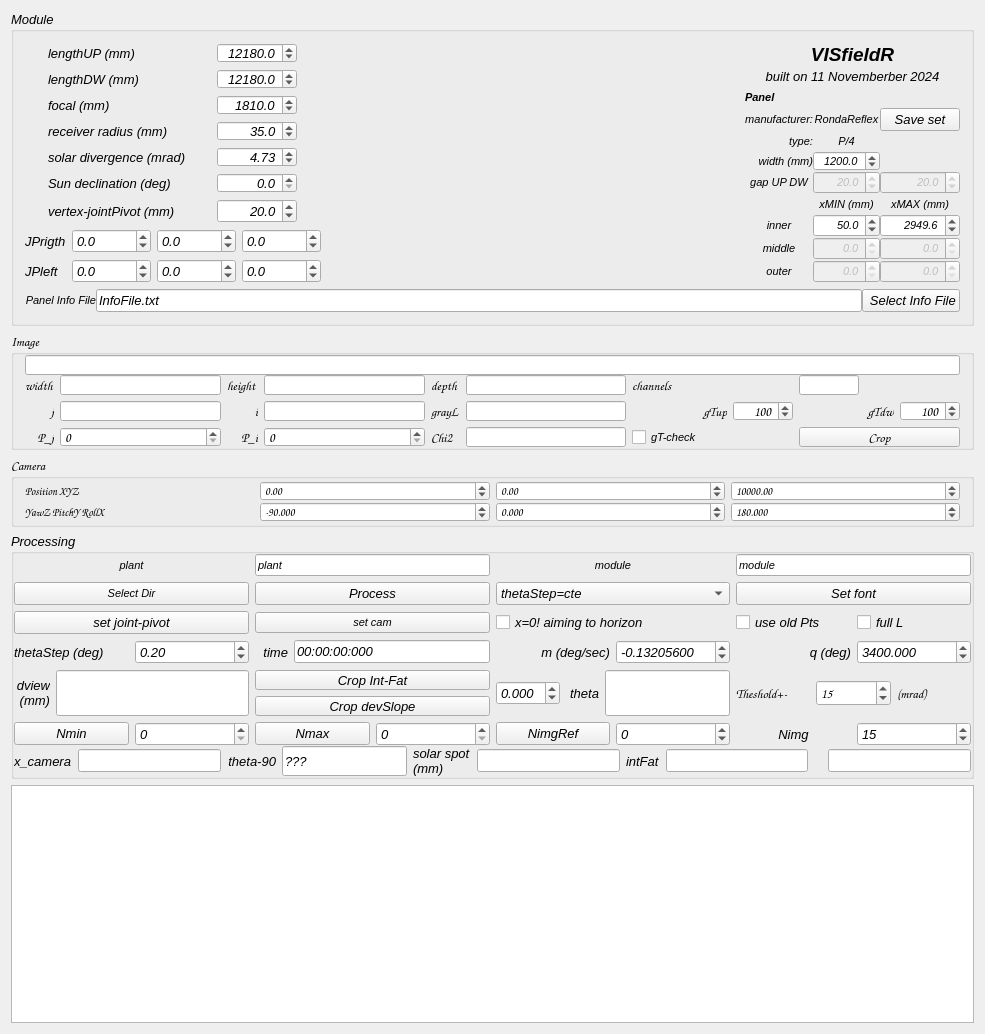
Old version of the form Workspace/qtSource/VISfieldR/visfieldr.ui in the repository mmonty1960/VISfieldR.
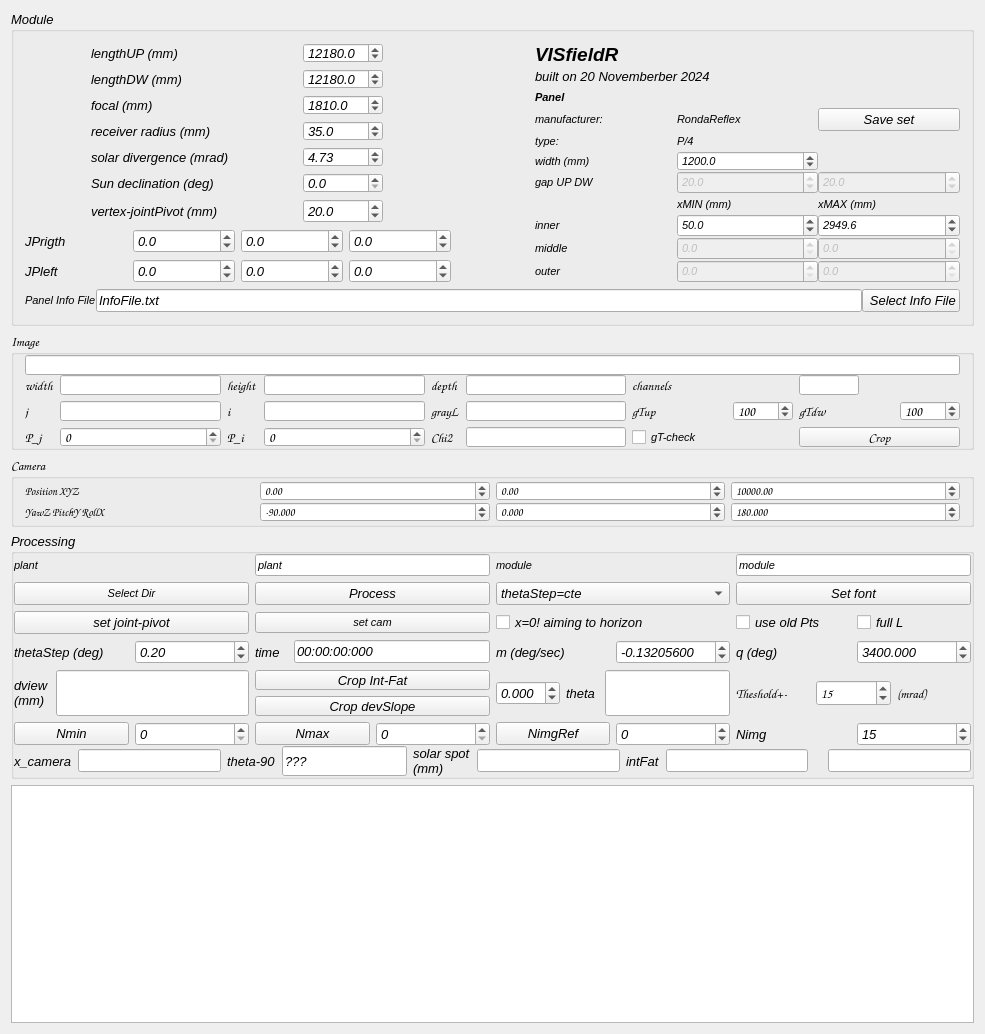
New version of the form.

Diff of the .ui file:
```diff
--- a/Workspace/qtSource/VISfieldR/visfieldr.ui
+++ b/Workspace/qtSource/VISfieldR/visfieldr.ui
@@ -93,9 +93,6 @@
               <property name="locale">
                <locale language="English" country="UnitedStates"/>
               </property>
-              <property name="alignment">
-               <set>Qt::AlignmentFlag::AlignRight|Qt::AlignmentFlag::AlignTrailing|Qt::AlignmentFlag::AlignVCenter</set>
-              </property>
               <property name="decimals">
                <number>1</number>
               </property>
@@ -141,9 +138,6 @@
               <property name="locale">
                <locale language="English" country="UnitedStates"/>
               </property>
-              <property name="alignment">
-               <set>Qt::AlignmentFlag::AlignRight|Qt::AlignmentFlag::AlignTrailing|Qt::AlignmentFlag::AlignVCenter</set>
-              </property>
               <property name="decimals">
                <number>1</number>
               </property>
@@ -210,9 +204,6 @@
               <property name="locale">
                <locale language="English" country="UnitedStates"/>
               </property>
-              <property name="alignment">
-               <set>Qt::AlignmentFlag::AlignRight|Qt::AlignmentFlag::AlignTrailing|Qt::AlignmentFlag::AlignVCenter</set>
-              </property>
               <property name="decimals">
                <number>1</number>
               </property>
@@ -270,9 +261,6 @@
               <property name="locale">
                <locale language="English" country="UnitedStates"/>
               </property>
-              <property name="alignment">
-               <set>Qt::AlignmentFlag::AlignRight|Qt::AlignmentFlag::AlignTrailing|Qt::AlignmentFlag::AlignVCenter</set>
-              </property>
               <property name="decimals">
                <number>1</number>
               </property>
@@ -336,9 +324,6 @@
               <property name="locale">
                <locale language="English" country="UnitedStates"/>
               </property>
-              <property name="alignment">
-               <set>Qt::AlignmentFlag::AlignRight|Qt::AlignmentFlag::AlignTrailing|Qt::AlignmentFlag::AlignVCenter</set>
-              </property>
               <property name="value">
                <double>4.730000000000000</double>
               </property>
@@ -390,9 +375,6 @@
               <property name="locale">
                <locale language="English" country="UnitedStates"/>
               </property>
-              <property name="alignment">
-               <set>Qt::AlignmentFlag::AlignRight|Qt::AlignmentFlag::AlignTrailing|Qt::AlignmentFlag::AlignVCenter</set>
-              </property>
               <property name="decimals">
                <number>1</number>
               </property>
@@ -432,9 +414,6 @@
               <property name="frame">
                <bool>true</bool>
               </property>
-              <property name="alignment">
-               <set>Qt::AlignmentFlag::AlignRight|Qt::AlignmentFlag::AlignTrailing|Qt::AlignmentFlag::AlignVCenter</set>
-              </property>
               <property name="decimals">
                <number>1</number>
               </property>
@@ -551,9 +530,6 @@
         </item>
         <item>
          <spacer name="horizontalSpacer">
-          <property name="orientation">
-           <enum>Qt::Orientation::Horizontal</enum>
-          </property>
           <property name="sizeHint" stdset="0">
            <size>
             <width>78</width>
@@ -585,18 +561,12 @@
               <property name="text">
                <string>VISfieldR</string>
               </property>
-              <property name="alignment">
-               <set>Qt::AlignmentFlag::AlignCenter</set>
-              </property>
              </widget>
             </item>
             <item>
              <widget class="QLabel" name="label_35">
               <property name="text">
-               <string>built on 11 Novemberber 2024</string>
-              </property>
-              <property name="alignment">
-               <set>Qt::AlignmentFlag::AlignCenter</set>
+               <string>built on 20 Novemberber 2024</string>
               </property>
              </widget>
             </item>
@@ -638,9 +608,6 @@
               <property name="text">
                <string>manufacturer:</string>
               </property>
-              <property name="alignment">
-               <set>Qt::AlignmentFlag::AlignRight|Qt::AlignmentFlag::AlignTrailing|Qt::AlignmentFlag::AlignVCenter</set>
-              </property>
              </widget>
             </item>
             <item row="1" column="0">
@@ -656,9 +623,6 @@
               <property name="text">
                <string>type:</string>
               </property>
-              <property name="alignment">
-               <set>Qt::AlignmentFlag::AlignRight|Qt::AlignmentFlag::AlignTrailing|Qt::AlignmentFlag::AlignVCenter</set>
-              </property>
              </widget>
             </item>
             <item row="2" column="0">
@@ -674,9 +638,6 @@
               <property name="text">
                <string>width (mm)</string>
               </property>
-              <property name="alignment">
-               <set>Qt::AlignmentFlag::AlignRight|Qt::AlignmentFlag::AlignTrailing|Qt::AlignmentFlag::AlignVCenter</set>
-              </property>
              </widget>
             </item>
             <item row="2" column="1">
@@ -710,9 +671,6 @@
               <property name="locale">
                <locale language="English" country="UnitedStates"/>
               </property>
-              <property name="alignment">
-               <set>Qt::AlignmentFlag::AlignRight|Qt::AlignmentFlag::AlignTrailing|Qt::AlignmentFlag::AlignVCenter</set>
-              </property>
               <property name="decimals">
                <number>1</number>
               </property>
@@ -737,9 +695,6 @@
               <property name="text">
                <string>gap UP DW</string>
               </property>
-              <property name="alignment">
-               <set>Qt::AlignmentFlag::AlignCenter</set>
-              </property>
              </widget>
             </item>
             <item row="3" column="1">
@@ -770,9 +725,6 @@
               <property name="locale">
                <locale language="English" country="UnitedStates"/>
               </property>
-              <property name="alignment">
-               <set>Qt::AlignmentFlag::AlignRight|Qt::AlignmentFlag::AlignTrailing|Qt::AlignmentFlag::AlignVCenter</set>
-              </property>
               <property name="decimals">
                <number>1</number>
               </property>
@@ -803,9 +755,6 @@
               <property name="text">
                <string>middle</string>
               </property>
-              <property name="alignment">
-               <set>Qt::AlignmentFlag::AlignCenter</set>
-              </property>
              </widget>
             </item>
             <item row="7" column="2">
@@ -836,9 +785,6 @@
               <property name="locale">
                <locale language="English" country="UnitedKingdom"/>
               </property>
-              <property name="alignment">
-               <set>Qt::AlignmentFlag::AlignRight|Qt::AlignmentFlag::AlignTrailing|Qt::AlignmentFlag::AlignVCenter</set>
-              </property>
               <property name="decimals">
                <number>1</number>
               </property>
@@ -860,9 +806,6 @@
               <property name="text">
                <string>RondaReflex</string>
               </property>
-              <property name="alignment">
-               <set>Qt::AlignmentFlag::AlignCenter</set>
-              </property>
              </widget>
             </item>
             <item row="1" column="1">
@@ -878,9 +821,6 @@
               <property name="text">
                <string>P/4</string>
               </property>
-              <property name="alignment">
-               <set>Qt::AlignmentFlag::AlignCenter</set>
-              </property>
              </widget>
             </item>
             <item row="5" column="1">
@@ -908,9 +848,6 @@
               <property name="locale">
                <locale language="English" country="UnitedKingdom"/>
               </property>
-              <property name="alignment">
-               <set>Qt::AlignmentFlag::AlignRight|Qt::AlignmentFlag::AlignTrailing|Qt::AlignmentFlag::AlignVCenter</set>
-              </property>
               <property name="decimals">
                <number>1</number>
               </property>
@@ -947,9 +884,6 @@
               <property name="locale">
                <locale language="English" country="UnitedKingdom"/>
               </property>
-              <property name="alignment">
-               <set>Qt::AlignmentFlag::AlignRight|Qt::AlignmentFlag::AlignTrailing|Qt::AlignmentFlag::AlignVCenter</set>
-              </property>
               <property name="decimals">
                <number>1</number>
               </property>
@@ -992,9 +926,6 @@
               <property name="locale">
                <locale language="English" country="UnitedKingdom"/>
               </property>
-              <property name="alignment">
-               <set>Qt::AlignmentFlag::AlignRight|Qt::AlignmentFlag::AlignTrailing|Qt::AlignmentFlag::AlignVCenter</set>
-              </property>
               <property name="decimals">
                <number>1</number>
               </property>
@@ -1031,9 +962,6 @@
               <property name="locale">
                <locale language="English" country="UnitedKingdom"/>
               </property>
-              <property name="alignment">
-               <set>Qt::AlignmentFlag::AlignRight|Qt::AlignmentFlag::AlignTrailing|Qt::AlignmentFlag::AlignVCenter</set>
-              </property>
               <property name="decimals">
                <number>1</number>
               </property>
@@ -1070,9 +998,6 @@
               <property name="locale">
                <locale language="English" country="UnitedKingdom"/>
               </property>
-              <property name="alignment">
-               <set>Qt::AlignmentFlag::AlignRight|Qt::AlignmentFlag::AlignTrailing|Qt::AlignmentFlag::AlignVCenter</set>
-              </property>
               <property name="decimals">
                <number>1</number>
               </property>
@@ -1106,9 +1031,6 @@
               <property name="text">
                <string>xMIN (mm)</string>
               </property>
-              <property name="alignment">
-               <set>Qt::AlignmentFlag::AlignCenter</set>
-              </property>
              </widget>
             </item>
             <item row="5" column="0">
@@ -1124,9 +1046,6 @@
               <property name="text">
                <string>inner</string>
               </property>
-              <property name="alignment">
-               <set>Qt::AlignmentFlag::AlignCenter</set>
-              </property>
              </widget>
             </item>
             <item row="4" column="2">
@@ -1142,9 +1061,6 @@
               <property name="text">
                <string>xMAX (mm)</string>
               </property>
-              <property name="alignment">
-               <set>Qt::AlignmentFlag::AlignCenter</set>
-              </property>
              </widget>
             </item>
             <item row="7" column="0">
@@ -1166,9 +1082,6 @@
               <property name="text">
                <string>outer</string>
               </property>
-              <property name="alignment">
-               <set>Qt::AlignmentFlag::AlignCenter</set>
-              </property>
              </widget>
             </item>
             <item row="0" column="2">
@@ -1206,9 +1119,6 @@
               <property name="locale">
                <locale language="English" country="UnitedStates"/>
               </property>
-              <property name="alignment">
-               <set>Qt::AlignmentFlag::AlignRight|Qt::AlignmentFlag::AlignTrailing|Qt::AlignmentFlag::AlignVCenter</set>
-              </property>
               <property name="decimals">
                <number>1</number>
               </property>
@@ -1256,9 +1166,6 @@
           <property name="text">
            <string>Panel Info File</string>
           </property>
-          <property name="alignment">
-           <set>Qt::AlignmentFlag::AlignRight|Qt::AlignmentFlag::AlignTrailing|Qt::AlignmentFlag::AlignVCenter</set>
-          </property>
          </widget>
         </item>
         <item>
@@ -1418,9 +1325,6 @@
           <property name="text">
            <string>j</string>
           </property>
-          <property name="alignment">
-           <set>Qt::AlignmentFlag::AlignRight|Qt::AlignmentFlag::AlignTrailing|Qt::AlignmentFlag::AlignVCenter</set>
-          </property>
          </widget>
         </item>
         <item row="1" column="1">
@@ -1444,9 +1348,6 @@
           <property name="text">
            <string>i</string>
           </property>
-          <property name="alignment">
-           <set>Qt::AlignmentFlag::AlignRight|Qt::AlignmentFlag::AlignTrailing|Qt::AlignmentFlag::AlignVCenter</set>
-          </property>
          </widget>
         </item>
         <item row="1" column="3">
@@ -1493,9 +1394,6 @@
           <property name="text">
            <string>P_j</string>
           </property>
-          <property name="alignment">
-           <set>Qt::AlignmentFlag::AlignRight|Qt::AlignmentFlag::AlignTrailing|Qt::AlignmentFlag::AlignVCenter</set>
-          </property>
          </widget>
         </item>
         <item row="2" column="1">
@@ -1519,9 +1417,6 @@
           <property name="text">
            <string>P_i</string>
           </property>
-          <property name="alignment">
-           <set>Qt::AlignmentFlag::AlignRight|Qt::AlignmentFlag::AlignTrailing|Qt::AlignmentFlag::AlignVCenter</set>
-          </property>
          </widget>
         </item>
         <item row="2" column="3">
@@ -1598,9 +1493,6 @@
             <property name="text">
              <string>gTup</string>
             </property>
-            <property name="alignment">
-             <set>Qt::AlignmentFlag::AlignRight|Qt::AlignmentFlag::AlignTrailing|Qt::AlignmentFlag::AlignVCenter</set>
-            </property>
            </widget>
           </item>
           <item>
@@ -1623,9 +1515,6 @@
               <height>20</height>
              </size>
             </property>
-            <property name="alignment">
-             <set>Qt::AlignmentFlag::AlignRight|Qt::AlignmentFlag::AlignTrailing|Qt::AlignmentFlag::AlignVCenter</set>
-            </property>
             <property name="maximum">
              <number>65535</number>
             </property>
@@ -1652,9 +1541,6 @@
             <property name="text">
              <string>gTdw</string>
             </property>
-            <property name="alignment">
-             <set>Qt::AlignmentFlag::AlignRight|Qt::AlignmentFlag::AlignTrailing|Qt::AlignmentFlag::AlignVCenter</set>
-            </property>
            </widget>
           </item>
           <item>
@@ -1677,9 +1563,6 @@
               <height>20</height>
              </size>
             </property>
-            <property name="alignment">
-             <set>Qt::AlignmentFlag::AlignRight|Qt::AlignmentFlag::AlignTrailing|Qt::AlignmentFlag::AlignVCenter</set>
-            </property>
             <property name="maximum">
              <number>65535</number>
             </property>
@@ -2012,9 +1895,6 @@
                <string>dview
 (mm)</string>
               </property>
-              <property name="alignment">
-               <set>Qt::AlignmentFlag::AlignRight|Qt::AlignmentFlag::AlignTrailing|Qt::AlignmentFlag::AlignVCenter</set>
-              </property>
              </widget>
             </item>
             <item>
@@ -2050,9 +1930,6 @@
             <property name="text">
              <string>m (deg/sec)</string>
             </property>
-            <property name="alignment">
-             <set>Qt::AlignmentFlag::AlignRight|Qt::AlignmentFlag::AlignTrailing|Qt::AlignmentFlag::AlignVCenter</set>
-            </property>
            </widget>
           </item>
           <item>
@@ -2130,9 +2007,6 @@
             <property name="text">
              <string>time</string>
             </property>
-            <property name="alignment">
-             <set>Qt::AlignmentFlag::AlignRight|Qt::AlignmentFlag::AlignTrailing|Qt::AlignmentFlag::AlignVCenter</set>
-            </property>
            </widget>
           </item>
           <item>
@@ -2157,9 +2031,6 @@
           <property name="text">
            <string>plant</string>
           </property>
-          <property name="alignment">
-           <set>Qt::AlignmentFlag::AlignCenter</set>
-          </property>
          </widget>
         </item>
         <item row="0" column="2">
@@ -2181,9 +2052,6 @@
           <property name="text">
            <string>module</string>
           </property>
-          <property name="alignment">
-           <set>Qt::AlignmentFlag::AlignCenter</set>
-          </property>
          </widget>
         </item>
         <item row="0" column="3">
@@ -2347,9 +2215,6 @@
             <property name="text">
              <string>Nimg</string>
             </property>
-            <property name="alignment">
-             <set>Qt::AlignmentFlag::AlignCenter</set>
-            </property>
            </widget>
           </item>
           <item>
@@ -2374,9 +2239,6 @@
             <property name="text">
              <string>q (deg)</string>
             </property>
-            <property name="alignment">
-             <set>Qt::AlignmentFlag::AlignRight|Qt::AlignmentFlag::AlignTrailing|Qt::AlignmentFlag::AlignVCenter</set>
-            </property>
            </widget>
           </item>
           <item>
@@ -2474,9 +2336,6 @@
             <property name="text">
              <string>theta</string>
             </property>
-            <property name="alignment">
-             <set>Qt::AlignmentFlag::AlignRight|Qt::AlignmentFlag::AlignTrailing|Qt::AlignmentFlag::AlignVCenter</set>
-            </property>
            </widget>
           </item>
           <item>
@@ -2612,9 +2471,6 @@
             <property name="text">
              <string>theta-90</string>
             </property>
-            <property name="alignment">
-             <set>Qt::AlignmentFlag::AlignRight|Qt::AlignmentFlag::AlignTrailing|Qt::AlignmentFlag::AlignVCenter</set>
-            </property>
            </widget>
           </item>
           <item>
```
Left out of the diff: 2 changed lines with no effect on the pictures.
